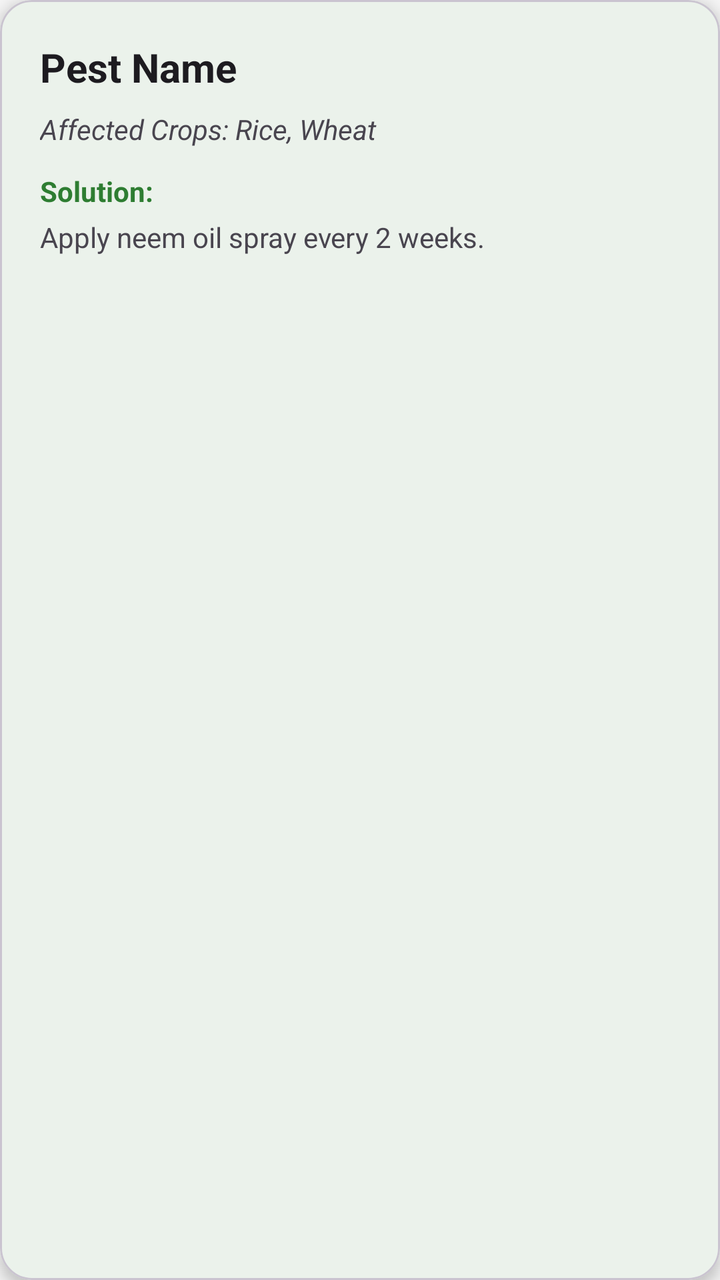
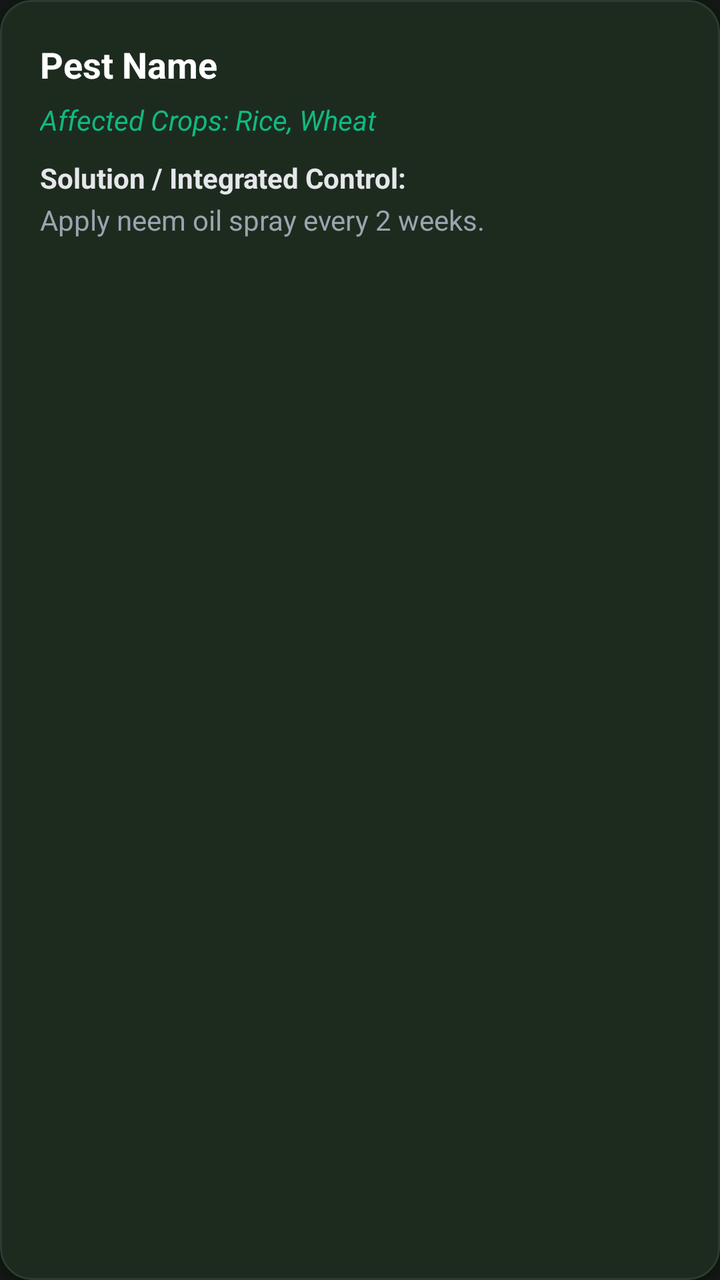

Compare the two renders of this Android layout. The source of the first and the diff that turns it into the second are given below.
<!-- AndroidManifest.xml: application theme Theme.SmartAgriculture -->
<!-- res/layout/item_pest.xml -->
<?xml version="1.0" encoding="utf-8"?>
<com.google.android.material.card.MaterialCardView xmlns:android="http://schemas.android.com/apk/res/android"
    xmlns:app="http://schemas.android.com/apk/res-auto"
    android:layout_width="match_parent"
    android:layout_height="wrap_content"
    android:layout_marginHorizontal="16dp"
    android:layout_marginVertical="8dp"
    app:cardBackgroundColor="?attr/colorSurface"
    app:cardCornerRadius="16dp"
    app:cardElevation="4dp">

    <LinearLayout
        android:layout_width="match_parent"
        android:layout_height="wrap_content"
        android:orientation="vertical"
        android:padding="20dp">

        <TextView
            android:id="@+id/tvPestName"
            android:layout_width="wrap_content"
            android:layout_height="wrap_content"
            android:text="Pest Name"
            android:textSize="20sp"
            android:textStyle="bold"
            android:textColor="?attr/colorOnSurface" />

        <TextView
            android:id="@+id/tvAffectedCrops"
            android:layout_width="wrap_content"
            android:layout_height="wrap_content"
            android:layout_marginTop="8dp"
            android:text="Affected Crops: Rice, Wheat"
            android:textStyle="italic"
            android:textColor="?attr/colorOnSurfaceVariant" />

        <TextView
            android:layout_width="wrap_content"
            android:layout_height="wrap_content"
            android:layout_marginTop="12dp"
            android:text="Solution:"
            android:textStyle="bold"
            android:textColor="?attr/colorPrimary" />

        <TextView
            android:id="@+id/tvSolution"
            android:layout_width="match_parent"
            android:layout_height="wrap_content"
            android:layout_marginTop="4dp"
            android:text="Apply neem oil spray every 2 weeks."
            android:textColor="?attr/colorOnSurfaceVariant" />

    </LinearLayout>
</com.google.android.material.card.MaterialCardView>
<!-- resources referenced by this layout -->
<resources>
  <style name="Theme.SmartAgriculture" parent="Base.Theme.SmartAgriculture" />
  <style name="Base.Theme.SmartAgriculture" parent="Theme.Material3.DayNight.NoActionBar">
          
          <item name="colorPrimary">@color/colorPrimary</item>
          <item name="colorPrimaryVariant">@color/colorPrimaryVariant</item>
          <item name="colorOnPrimary">@color/colorOnPrimary</item>
          
          
          <item name="colorSecondary">@color/colorSecondary</item>
          <item name="colorSecondaryVariant">@color/colorSecondaryVariant</item>
          <item name="colorOnSecondary">@color/colorOnSecondary</item>
          
          
          <item name="android:colorBackground">@color/colorBackground</item>
          <item name="colorSurface">@color/colorSurface</item>
          
          
          <item name="fontFamily">sans-serif</item>
      </style>
  <color name="colorPrimary">#2E7D32</color>
  <color name="colorPrimaryVariant">#1B5E20</color>
  <color name="colorOnPrimary">#FFFFFF</color>
  <color name="colorSecondary">#81C784</color>
  <color name="colorSecondaryVariant">#66BB6A</color>
  <color name="colorOnSecondary">#000000</color>
  <color name="colorBackground">#F5F5F5</color>
  <color name="colorSurface">#FFFFFF</color>
</resources>

<!-- the commit's change to res/layout/item_pest.xml (unified diff, before → after) -->
@@ -5,9 +5,11 @@
     android:layout_height="wrap_content"
     android:layout_marginHorizontal="16dp"
     android:layout_marginVertical="8dp"
-    app:cardBackgroundColor="?attr/colorSurface"
+    app:cardBackgroundColor="#1C241E"
     app:cardCornerRadius="16dp"
-    app:cardElevation="4dp">
+    app:cardElevation="3dp"
+    app:strokeColor="#2E3B31"
+    app:strokeWidth="1dp">
 
     <LinearLayout
         android:layout_width="match_parent"
@@ -20,34 +22,34 @@
             android:layout_width="wrap_content"
             android:layout_height="wrap_content"
             android:text="Pest Name"
-            android:textSize="20sp"
+            android:textSize="18sp"
             android:textStyle="bold"
-            android:textColor="?attr/colorOnSurface" />
+            android:textColor="#FFFFFF" />
 
         <TextView
             android:id="@+id/tvAffectedCrops"
             android:layout_width="wrap_content"
             android:layout_height="wrap_content"
-            android:layout_marginTop="8dp"
+            android:layout_marginTop="6dp"
             android:text="Affected Crops: Rice, Wheat"
             android:textStyle="italic"
-            android:textColor="?attr/colorOnSurfaceVariant" />
+            android:textColor="#10B981" />
 
         <TextView
             android:layout_width="wrap_content"
             android:layout_height="wrap_content"
-            android:layout_marginTop="12dp"
-            android:text="Solution:"
+            android:layout_marginTop="10dp"
+            android:text="Solution / Integrated Control:"
             android:textStyle="bold"
-            android:textColor="?attr/colorPrimary" />
+            android:textColor="#E5E7EB" />
 
         <TextView
             android:id="@+id/tvSolution"
             android:layout_width="match_parent"
             android:layout_height="wrap_content"
-            android:layout_marginTop="4dp"
+            android:layout_marginTop="2dp"
             android:text="Apply neem oil spray every 2 weeks."
-            android:textColor="?attr/colorOnSurfaceVariant" />
+            android:textColor="#9CA3AF" />
 
     </LinearLayout>
 </com.google.android.material.card.MaterialCardView>
<!-- resource entries referenced after the edit -->
@@ -13,8 +13,11 @@
           <item name="colorOnSecondary">@color/colorOnSecondary</item>
           
           
-          <item name="android:colorBackground">@color/colorBackground</item>
-          <item name="colorSurface">@color/colorSurface</item>
+          <item name="android:colorBackground">#121814</item>
+          <item name="colorSurface">#1C241E</item>
+          <item name="colorSurfaceVariant">#242E27</item>
+          <item name="colorOnSurface">#FFFFFF</item>
+          <item name="colorOnSurfaceVariant">#9CA3AF</item>
           
           
           <item name="fontFamily">sans-serif</item>
@@ -25,7 +28,5 @@
   <color name="colorSecondary">#81C784</color>
   <color name="colorSecondaryVariant">#66BB6A</color>
   <color name="colorOnSecondary">#000000</color>
-  <color name="colorBackground">#F5F5F5</color>
-  <color name="colorSurface">#FFFFFF</color>
 </resources>
 
